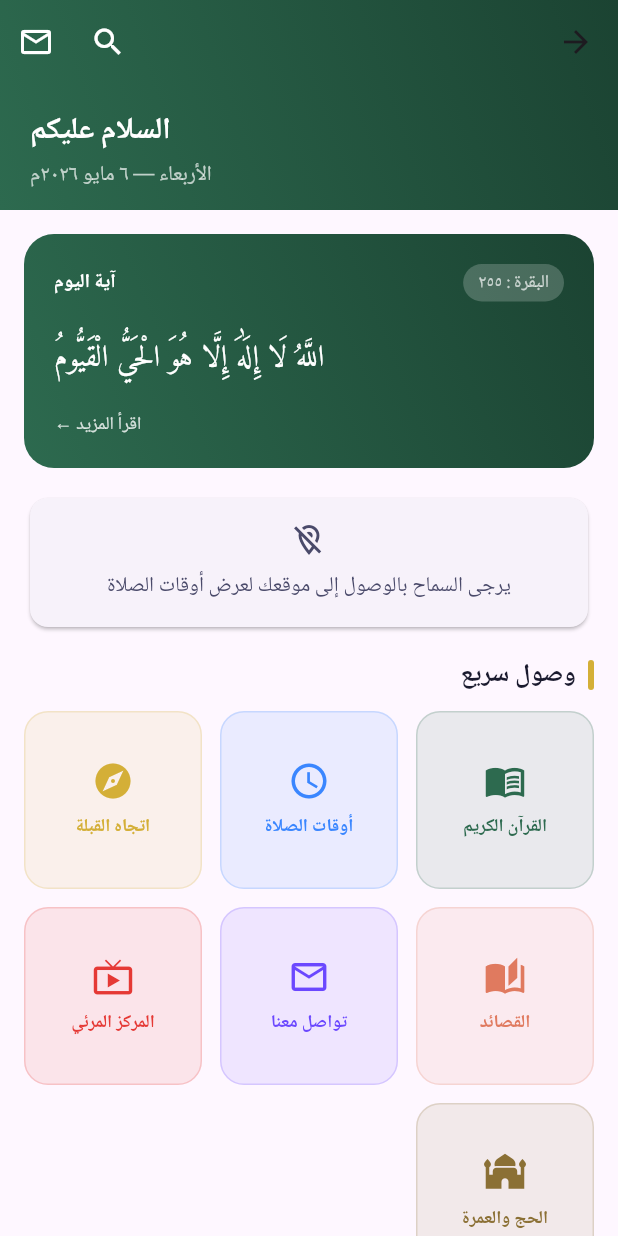
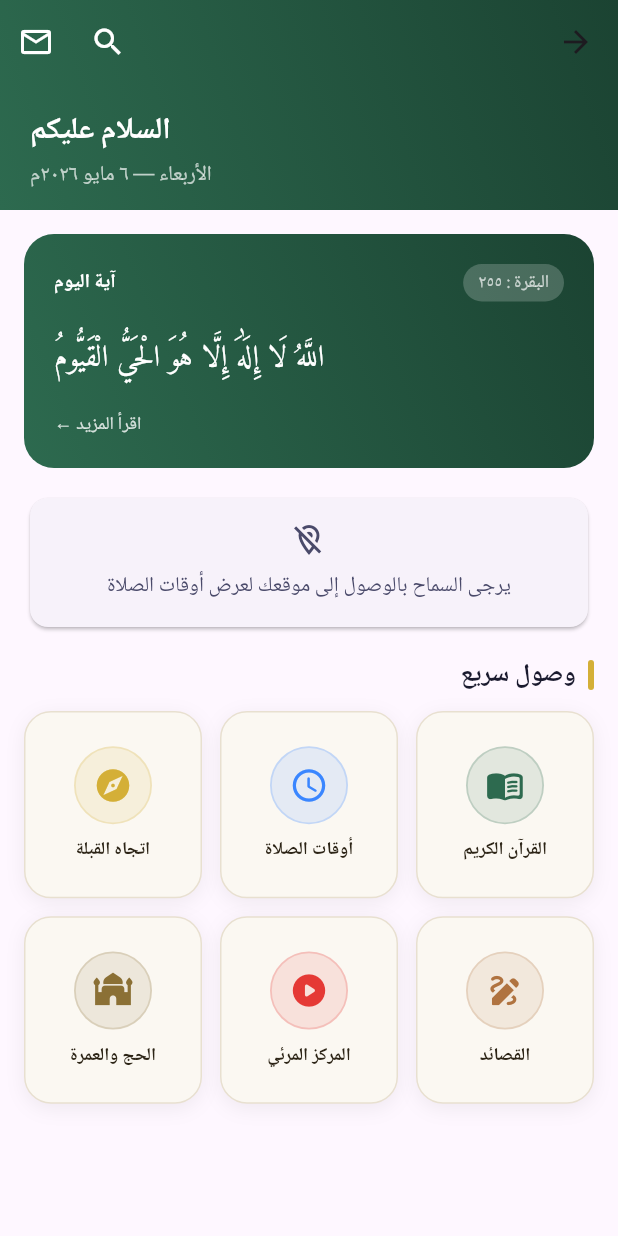
Before and after one commit to azoo1411/Mobile-Islamic-App-, a Flutter app: the HomeScreen screen opened directly, on a phone screen of 412 x 824 dp. Run offline on Flutter 3.47's test engine with Material 3 defaults, Android fonts, the phone set to English and light mode, and no system bars; our stand-ins replace adhan, drift, flutter_local_notifications, flutter_riverpod, geolocator, go_router and 6 more; accounts and stored records are empty; generated files the repository leaves out were written again.

Commit message:
feat(home): redesign quick access grid — light cards, new icons, remove contact
- Remove "تواصل معنا" tile
- Card style: warm cream background (#FBF8F2), subtle border + shadow
- Icon: centered in a 52px circle with tinted background per item
- Icons updated to rounded variants:
  menu_book_rounded, access_time_rounded, explore_rounded,
  draw_rounded (quill for poetry), play_circle_rounded, mosque_rounded
- Text: dark (#2C2416) NotoNaskhArabic, centered, maxLines 2
- Press animation: AnimatedScale 0.94

https://claude.ai/code/session_014WZtdF3PBChV4Vg6GaR6kW

```diff
--- a/lib/features/home/presentation/widgets/quick_access_grid.dart
+++ b/lib/features/home/presentation/widgets/quick_access_grid.dart
@@ -1,8 +1,5 @@
 import 'package:flutter/material.dart';
 import 'package:go_router/go_router.dart';
-
-import '../../../../core/theme/app_colors.dart';
-import '../../../../core/theme/app_typography.dart';
 
 class QuickAccessGrid extends StatelessWidget {
   const QuickAccessGrid({super.key});
@@ -10,39 +7,40 @@ class QuickAccessGrid extends StatelessWidget {
   static const List<_QuickItem> _items = [
     _QuickItem(
       label: 'القرآن الكريم',
-        icon: Icons.menu_book,
+      icon: Icons.menu_book_rounded,
       color: Color(0xFF2D6A4F),
-        route: '/quran'),
+      route: '/quran',
+    ),
     _QuickItem(
       label: 'أوقات الصلاة',
-        icon: Icons.access_time,
+      icon: Icons.access_time_rounded,
       color: Color(0xFF3A86FF),
-        route: '/prayer'),
+      route: '/prayer',
+    ),
     _QuickItem(
       label: 'اتجاه القبلة',
-        icon: Icons.explore,
+      icon: Icons.explore_rounded,
       color: Color(0xFFD4AF37),
-        route: '/qibla'),
+      route: '/qibla',
+    ),
     _QuickItem(
       label: 'القصائد',
-        icon: Icons.auto_stories,
-        color: Color(0xFFE07A5F),
-        route: '/poetry'),
-    _QuickItem(
-        label: 'تواصل معنا',
-        icon: Icons.mail_outline,
-        color: Color(0xFF6B48FF),
-        route: '/contact'),
+      icon: Icons.draw_rounded,
+      color: Color(0xFFB07340),
+      route: '/poetry',
+    ),
     _QuickItem(
       label: 'المركز المرئي',
-        icon: Icons.live_tv,
+      icon: Icons.play_circle_rounded,
       color: Color(0xFFE53935),
-        route: '/live'),
+      route: '/live',
+    ),
     _QuickItem(
       label: 'الحج والعمرة',
-        icon: Icons.mosque,
+      icon: Icons.mosque_rounded,
       color: Color(0xFF8B7035),
-        route: '/hajj'),
+      route: '/hajj',
+    ),
   ];
 
   @override
@@ -53,33 +51,84 @@ class QuickAccessGrid extends StatelessWidget {
       mainAxisSpacing: 12,
       shrinkWrap: true,
       physics: const NeverScrollableScrollPhysics(),
-      children: _items.map((item) => _buildItem(context, item)).toList(),
+      childAspectRatio: 0.95,
+      children: _items.map((item) => _QuickCard(item: item)).toList(),
     );
   }
+}
 
-  Widget _buildItem(BuildContext context, _QuickItem item) {
+class _QuickCard extends StatefulWidget {
+  final _QuickItem item;
+  const _QuickCard({required this.item});
+
+  @override
+  State<_QuickCard> createState() => _QuickCardState();
+}
+
+class _QuickCardState extends State<_QuickCard> {
+  bool _pressed = false;
+
+  @override
+  Widget build(BuildContext context) {
+    final item = widget.item;
     return GestureDetector(
-      onTap: () => context.push(item.route),
+      onTapDown: (_) => setState(() => _pressed = true),
+      onTapUp: (_) {
+        setState(() => _pressed = false);
+        context.push(item.route);
+      },
+      onTapCancel: () => setState(() => _pressed = false),
+      child: AnimatedScale(
+        scale: _pressed ? 0.94 : 1.0,
+        duration: const Duration(milliseconds: 120),
         child: Container(
           decoration: BoxDecoration(
-          color: item.color.withOpacity(0.1),
-          borderRadius: BorderRadius.circular(16),
-          border: Border.all(color: item.color.withOpacity(0.2)),
+            color: const Color(0xFFFBF8F2),
+            borderRadius: BorderRadius.circular(18),
+            border: Border.all(color: const Color(0xFFE8E0D0), width: 1),
+            boxShadow: [
+              BoxShadow(
+                color: Colors.black.withOpacity(0.06),
+                blurRadius: 10,
+                offset: const Offset(0, 3),
+              ),
+            ],
           ),
           child: Column(
             mainAxisAlignment: MainAxisAlignment.center,
             children: [
-            Icon(item.icon, color: item.color, size: 28),
-            const SizedBox(height: 8),
-            Text(
+              // Icon circle
+              Container(
+                width: 52,
+                height: 52,
+                decoration: BoxDecoration(
+                  color: item.color.withOpacity(0.12),
+                  shape: BoxShape.circle,
+                  border: Border.all(
+                    color: item.color.withOpacity(0.2),
+                    width: 1.2,
+                  ),
+                ),
+                child: Icon(item.icon, color: item.color, size: 26),
+              ),
+              const SizedBox(height: 10),
+              Padding(
+                padding: const EdgeInsets.symmetric(horizontal: 6),
+                child: Text(
                   item.label,
-              style: AppTypography.caption.copyWith(
-                color: item.color,
+                  style: TextStyle(
+                    fontFamily: 'NotoNaskhArabic',
+                    fontSize: 12,
                     fontWeight: FontWeight.w700,
+                    color: const Color(0xFF2C2416),
+                    height: 1.3,
                   ),
                   textAlign: TextAlign.center,
+                  maxLines: 2,
+                ),
               ),
             ],
+          ),
         ),
       ),
     );
```
Lines whose indentation alone changed are shown as unchanged.
